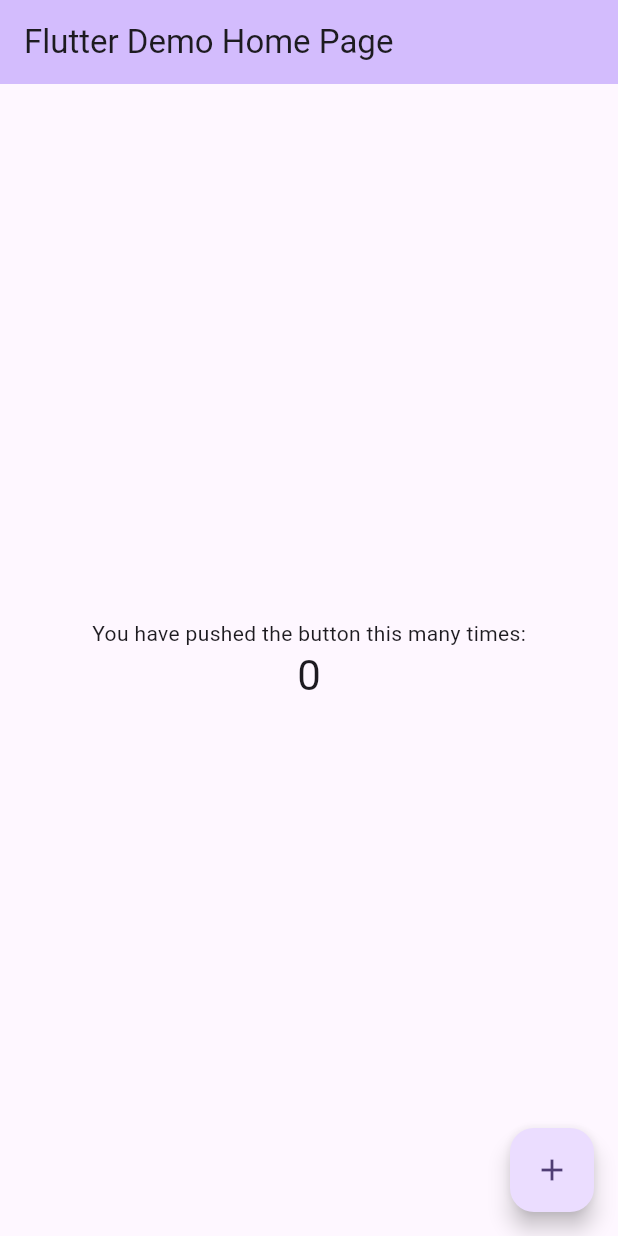
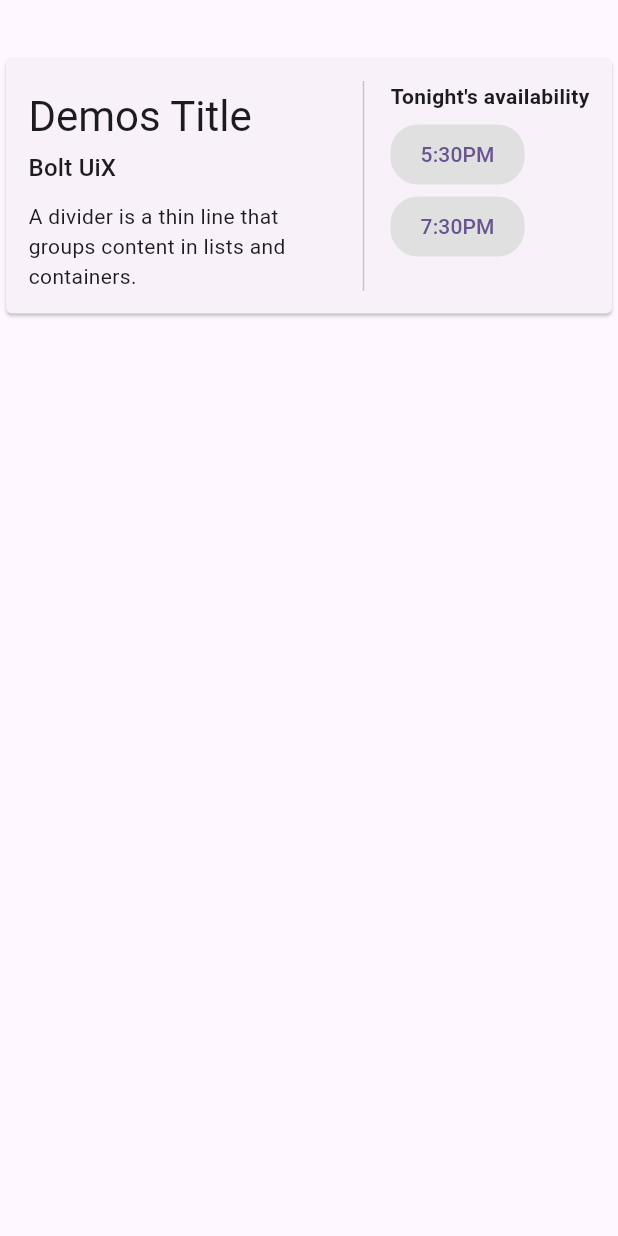
Before and after one commit to devlover-xyz/flutter_learn, a Flutter app: the screen it shows after launch, on a phone screen of 412 x 824 dp. Run offline on Flutter 3.47's test engine with Material 3 defaults, Android fonts, the phone set to English and light mode, and no system bars.

Commit message:
update divider

```diff
--- a/lib/main.dart
+++ b/lib/main.dart
@@ -1,4 +1,6 @@
 import 'package:flutter/material.dart';
+import 'package:myapp/screens/divider.dart';
+import 'package:myapp/screens/divider_demo.dart';
 
 void main() {
   runApp(const MyApp());
@@ -7,119 +9,16 @@ void main() {
 class MyApp extends StatelessWidget {
   const MyApp({super.key});
 
-  // This widget is the root of your application.
   @override
   Widget build(BuildContext context) {
     return MaterialApp(
       title: 'Flutter Demo',
+      debugShowCheckedModeBanner: false,
       theme: ThemeData(
-        // This is the theme of your application.
-        //
-        // TRY THIS: Try running your application with "flutter run". You'll see
-        // the application has a purple toolbar. Then, without quitting the app,
-        // try changing the seedColor in the colorScheme below to Colors.green
-        // and then invoke "hot reload" (save your changes or press the "hot
-        // reload" button in a Flutter-supported IDE, or press "r" if you used
-        // the command line to start the app).
-        //
-        // Notice that the counter didn't reset back to zero; the application
-        // state is not lost during the reload. To reset the state, use hot
-        // restart instead.
-        //
-        // This works for code too, not just values: Most code changes can be
-        // tested with just a hot reload.
         colorScheme: ColorScheme.fromSeed(seedColor: Colors.deepPurple),
         useMaterial3: true,
       ),
-      home: const MyHomePage(title: 'Flutter Demo Home Page'),
+      home: DividerDemoPage(),
     );
   }
 }
-
-class MyHomePage extends StatefulWidget {
-  const MyHomePage({super.key, required this.title});
-
-  // This widget is the home page of your application. It is stateful, meaning
-  // that it has a State object (defined below) that contains fields that affect
-  // how it looks.
-
-  // This class is the configuration for the state. It holds the values (in this
-  // case the title) provided by the parent (in this case the App widget) and
-  // used by the build method of the State. Fields in a Widget subclass are
-  // always marked "final".
-
-  final String title;
-
-  @override
-  State<MyHomePage> createState() => _MyHomePageState();
-}
-
-class _MyHomePageState extends State<MyHomePage> {
-  int _counter = 0;
-
-  void _incrementCounter() {
-    setState(() {
-      // This call to setState tells the Flutter framework that something has
-      // changed in this State, which causes it to rerun the build method below
-      // so that the display can reflect the updated values. If we changed
-      // _counter without calling setState(), then the build method would not be
-      // called again, and so nothing would appear to happen.
-      _counter++;
-    });
-  }
-
-  @override
-  Widget build(BuildContext context) {
-    // This method is rerun every time setState is called, for instance as done
-    // by the _incrementCounter method above.
-    //
-    // The Flutter framework has been optimized to make rerunning build methods
-    // fast, so that you can just rebuild anything that needs updating rather
-    // than having to individually change instances of widgets.
-    return Scaffold(
-      appBar: AppBar(
-        // TRY THIS: Try changing the color here to a specific color (to
-        // Colors.amber, perhaps?) and trigger a hot reload to see the AppBar
-        // change color while the other colors stay the same.
-        backgroundColor: Theme.of(context).colorScheme.inversePrimary,
-        // Here we take the value from the MyHomePage object that was created by
-        // the App.build method, and use it to set our appbar title.
-        title: Text(widget.title),
-      ),
-      body: Center(
-        // Center is a layout widget. It takes a single child and positions it
-        // in the middle of the parent.
-        child: Column(
-          // Column is also a layout widget. It takes a list of children and
-          // arranges them vertically. By default, it sizes itself to fit its
-          // children horizontally, and tries to be as tall as its parent.
-          //
-          // Column has various properties to control how it sizes itself and
-          // how it positions its children. Here we use mainAxisAlignment to
-          // center the children vertically; the main axis here is the vertical
-          // axis because Columns are vertical (the cross axis would be
-          // horizontal).
-          //
-          // TRY THIS: Invoke "debug painting" (choose the "Toggle Debug Paint"
-          // action in the IDE, or press "p" in the console), to see the
-          // wireframe for each widget.
-          mainAxisAlignment: MainAxisAlignment.center,
-          children: <Widget>[
-            const Text(
-              'You have pushed the button this many times:',
-            ),
-            Text(
-              '$_counter',
-              style: Theme.of(context).textTheme.headlineMedium,
-            ),
-          ],
-        ),
-      ),
-      floatingActionButton: FloatingActionButton(
-        onPressed: _incrementCounter,
-        tooltip: 'Increment',
-        child: const Icon(Icons.add),
-      ), // This trailing comma makes auto-formatting nicer for build methods.
-    );
-  }
-}
--- /dev/null
+++ b/lib/screens/divider.dart
@@ -0,0 +1,31 @@
+import 'package:flutter/material.dart';
+
+class DividerPage extends StatelessWidget {
+  const DividerPage({super.key});
+
+  @override
+  Widget build(BuildContext context) {
+    return Scaffold(
+      appBar: AppBar(
+        title: const Text('Divider Example'),
+      ),
+      body: Center(
+        child: Column(
+          mainAxisAlignment: MainAxisAlignment.center,
+          children: const [
+            Text('Above Divider'), // Text widget above the first Divider
+
+            Divider(), // Creates a horizontal line
+
+            Text('Below Divider'), // Text widget below the first Divider
+
+            Divider(
+              thickness: 2, // Sets the thickness of the Divider to 2 pixels
+              color: Colors.red, // Sets the color of the Divider to red
+            ),
+          ],
+        ),
+      ),
+    );
+  }
+}
--- /dev/null
+++ b/lib/screens/divider_demo.dart
@@ -0,0 +1,92 @@
+import 'package:flutter/material.dart';
+
+class DividerDemoPage extends StatelessWidget {
+  const DividerDemoPage({super.key});
+
+  @override
+  Widget build(BuildContext context) {
+    return Scaffold(
+      body: SingleChildScrollView(
+        child: Column(
+          mainAxisAlignment: MainAxisAlignment.center,
+          children: <Widget>[
+            const SizedBox(height: 35),
+
+            // Vertical Divider
+            Card(
+              shape: RoundedRectangleBorder(
+                borderRadius: BorderRadius.circular(4),
+              ),
+              clipBehavior: Clip.antiAliasWithSaveLayer,
+              child: Padding(
+                padding: const EdgeInsets.all(15),
+                child: IntrinsicHeight(
+                  child: Row(
+                    crossAxisAlignment: CrossAxisAlignment.start,
+                    children: <Widget>[
+                      Expanded(
+                        child: Column(
+                          crossAxisAlignment: CrossAxisAlignment.start,
+                          children: [
+                            const SizedBox(height: 5),
+                            Text("Demos Title",
+                                style:
+                                    Theme.of(context).textTheme.headlineMedium),
+                            const SizedBox(height: 5),
+                            Text("Bolt UiX",
+                                style: Theme.of(context).textTheme.titleMedium),
+                            const SizedBox(height: 10),
+                            const Text(
+                                'A divider is a thin line that groups content in lists and containers.'),
+                          ],
+                        ),
+                      ),
+                      const SizedBox(width: 10),
+                      const VerticalDivider(),
+                      const SizedBox(width: 10),
+                      Column(
+                        crossAxisAlignment: CrossAxisAlignment.start,
+                        children: <Widget>[
+                          const Text(
+                            "Tonight's availability",
+                            style: TextStyle(fontWeight: FontWeight.bold),
+                          ),
+                          const SizedBox(height: 5),
+                          ElevatedButton(
+                            style: ElevatedButton.styleFrom(
+                              backgroundColor: Colors.grey[300],
+                              elevation: 0,
+                              padding: const EdgeInsets.symmetric(
+                                  vertical: 0, horizontal: 20),
+                              shape: RoundedRectangleBorder(
+                                  borderRadius: BorderRadius.circular(18.0)),
+                            ),
+                            child: const Text("5:30PM"),
+                            onPressed: () {},
+                          ),
+                          const SizedBox(width: 8),
+                          ElevatedButton(
+                            style: ElevatedButton.styleFrom(
+                              backgroundColor: Colors.grey[300],
+                              elevation: 0,
+                              padding: const EdgeInsets.symmetric(
+                                  vertical: 0, horizontal: 20),
+                              shape: RoundedRectangleBorder(
+                                  borderRadius: BorderRadius.circular(18.0)),
+                            ),
+                            child: const Text("7:30PM"),
+                            onPressed: () {},
+                          ),
+                        ],
+                      ),
+                    ],
+                  ),
+                ),
+              ),
+            )
+          ],
+        ),
+      ),
+    );
+  }
+}
--- /dev/null
+++ b/lib/screens/home.dart
@@ -0,0 +1,89 @@
+import 'package:flutter/material.dart';
+
+class MyHomePage extends StatefulWidget {
+  const MyHomePage({super.key, required this.title});
+
+  // This widget is the home page of your application. It is stateful, meaning
+  // that it has a State object (defined below) that contains fields that affect
+  // how it looks.
+
+  // This class is the configuration for the state. It holds the values (in this
+  // case the title) provided by the parent (in this case the App widget) and
+  // used by the build method of the State. Fields in a Widget subclass are
+  // always marked "final".
+
+  final String title;
+
+  @override
+  State<MyHomePage> createState() => _MyHomePageState();
+}
+
+class _MyHomePageState extends State<MyHomePage> {
+  int _counter = 0;
+
+  void _incrementCounter() {
+    setState(() {
+      // This call to setState tells the Flutter framework that something has
+      // changed in this State, which causes it to rerun the build method below
+      // so that the display can reflect the updated values. If we changed
+      // _counter without calling setState(), then the build method would not be
+      // called again, and so nothing would appear to happen.
+      _counter++;
+    });
+  }
+
+  @override
+  Widget build(BuildContext context) {
+    // This method is rerun every time setState is called, for instance as done
+    // by the _incrementCounter method above.
+    //
+    // The Flutter framework has been optimized to make rerunning build methods
+    // fast, so that you can just rebuild anything that needs updating rather
+    // than having to individually change instances of widgets.
+    return Scaffold(
+      appBar: AppBar(
+        // TRY THIS: Try changing the color here to a specific color (to
+        // Colors.amber, perhaps?) and trigger a hot reload to see the AppBar
+        // change color while the other colors stay the same.
+        backgroundColor: Theme.of(context).colorScheme.inversePrimary,
+        // Here we take the value from the MyHomePage object that was created by
+        // the App.build method, and use it to set our appbar title.
+        title: Text(widget.title),
+      ),
+      body: Center(
+        // Center is a layout widget. It takes a single child and positions it
+        // in the middle of the parent.
+        child: Column(
+          // Column is also a layout widget. It takes a list of children and
+          // arranges them vertically. By default, it sizes itself to fit its
+          // children horizontally, and tries to be as tall as its parent.
+          //
+          // Column has various properties to control how it sizes itself and
+          // how it positions its children. Here we use mainAxisAlignment to
+          // center the children vertically; the main axis here is the vertical
+          // axis because Columns are vertical (the cross axis would be
+          // horizontal).
+          //
+          // TRY THIS: Invoke "debug painting" (choose the "Toggle Debug Paint"
+          // action in the IDE, or press "p" in the console), to see the
+          // wireframe for each widget.
+          mainAxisAlignment: MainAxisAlignment.center,
+          children: <Widget>[
+            const Text(
+              'You have pushed the button this many times:',
+            ),
+            Text(
+              '$_counter',
+              style: Theme.of(context).textTheme.headlineMedium,
+            ),
+          ],
+        ),
+      ),
+      floatingActionButton: FloatingActionButton(
+        onPressed: _incrementCounter,
+        tooltip: 'Increment',
+        child: const Icon(Icons.add),
+      ), // This trailing comma makes auto-formatting nicer for build methods.
+    );
+  }
+}
```
